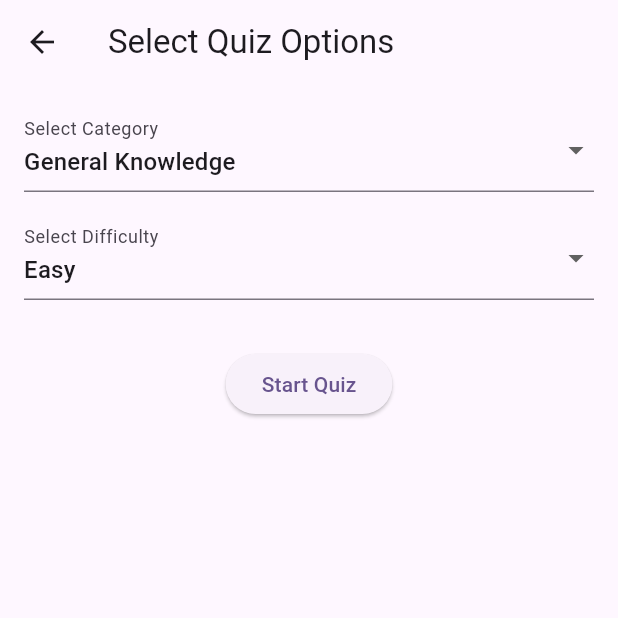
After one commit to charan4112/quiz_app, a Flutter app: the SelectionScreen screen opened directly, on a phone screen of 412 x 824 dp, the top half of it. The commit adds this screen. Run offline on Flutter 3.47's test engine with Material 3 defaults, Android fonts, the phone set to English and light mode, and no system bars; our stand-ins replace firebase_core; accounts and stored records are empty; network calls fail.

Commit message:
Add category/difficulty selection screen and update QuizScreen/API service for parameterized quiz

```diff
--- a/lib/screens/quiz_screen.dart
+++ b/lib/screens/quiz_screen.dart
@@ -1,9 +1,16 @@
+// lib/screens/quiz_screen.dart
+
 import 'dart:async';
 import 'package:flutter/material.dart';
 import '../models/question.dart';
 import '../services/api_service.dart';
 
 class QuizScreen extends StatefulWidget {
+  final String category;
+  final String difficulty;
+
+  const QuizScreen({Key? key, required this.category, required this.difficulty}) : super(key: key);
+
   @override
   _QuizScreenState createState() => _QuizScreenState();
 }
@@ -18,7 +25,7 @@ class _QuizScreenState extends State<QuizScreen> {
   String _feedbackText = "";
 
   Timer? _timer;
-  int _timeRemaining = 10; // seconds per question
+  int _timeRemaining = 10;
 
   @override
   void initState() {
@@ -34,7 +41,10 @@ class _QuizScreenState extends State<QuizScreen> {
 
   Future<void> _loadQuestions() async {
     try {
-      final questions = await ApiService.fetchQuestions();
+      final questions = await ApiService.fetchQuestions(
+        category: widget.category,
+        difficulty: widget.difficulty,
+      );
       setState(() {
         _questions = questions;
         _loading = false;
@@ -47,7 +57,6 @@ class _QuizScreenState extends State<QuizScreen> {
   }
 
   void _startTimer() {
-    // Reset timer for the current question
     _timeRemaining = 10;
     _timer?.cancel();
     _timer = Timer.periodic(Duration(seconds: 1), (timer) {
@@ -58,7 +67,6 @@ class _QuizScreenState extends State<QuizScreen> {
       } else {
         _timer?.cancel();
         if (!_answered) {
-          // If time is up and user hasn't answered, auto-show feedback.
           setState(() {
             _answered = true;
             _feedbackText = "Time's up! The correct answer is ${_questions[_currentQuestionIndex].correctAnswer}.";
@@ -73,7 +81,6 @@ class _QuizScreenState extends State<QuizScreen> {
     setState(() {
       _answered = true;
       _selectedAnswer = selectedAnswer;
-
       final correctAnswer = _questions[_currentQuestionIndex].correctAnswer;
       if (selectedAnswer == correctAnswer) {
         _score++;
@@ -127,7 +134,6 @@ class _QuizScreenState extends State<QuizScreen> {
       appBar: AppBar(
         title: Text('Quiz App'),
         actions: [
-          // Display timer countdown in the AppBar
           Padding(
             padding: const EdgeInsets.all(16.0),
             child: Center(child: Text("Time: $_timeRemaining")),
@@ -139,27 +145,16 @@ class _QuizScreenState extends State<QuizScreen> {
         child: Column(
           crossAxisAlignment: CrossAxisAlignment.stretch,
           children: [
-            Text(
-              'Question ${_currentQuestionIndex + 1}/${_questions.length}',
-              style: TextStyle(fontSize: 20),
-            ),
+            Text('Question ${_currentQuestionIndex + 1}/${_questions.length}', style: TextStyle(fontSize: 20)),
             SizedBox(height: 16),
-            Text(
-              question.question,
-              style: TextStyle(fontSize: 18),
-            ),
+            Text(question.question, style: TextStyle(fontSize: 18)),
             SizedBox(height: 16),
             ...question.options.map((option) => _buildOptionButton(option)),
             SizedBox(height: 20),
             if (_answered)
               Text(
                 _feedbackText,
-                style: TextStyle(
-                  fontSize: 16,
-                  color: _selectedAnswer == question.correctAnswer
-                      ? Colors.green
-                      : Colors.red,
-                ),
+                style: TextStyle(fontSize: 16, color: _selectedAnswer == question.correctAnswer ? Colors.green : Colors.red),
               ),
             if (_answered)
               ElevatedButton(
@@ -172,4 +167,3 @@ class _QuizScreenState extends State<QuizScreen> {
     );
   }
 }
-//sharu
--- /dev/null
+++ b/lib/screens/selection_screen.dart
@@ -0,0 +1,88 @@
+// lib/screens/selection_screen.dart
+
+import 'package:flutter/material.dart';
+import 'quiz_screen.dart';
+
+class SelectionScreen extends StatefulWidget {
+  @override
+  _SelectionScreenState createState() => _SelectionScreenState();
+}
+
+class _SelectionScreenState extends State<SelectionScreen> {
+  String selectedCategory = "9"; // Default category: General Knowledge
+  String selectedDifficulty = "easy"; // Default difficulty
+
+  final List<Map<String, String>> categories = [
+    {"id": "9", "name": "General Knowledge"},
+    {"id": "10", "name": "Entertainment: Books"},
+    {"id": "11", "name": "Entertainment: Film"},
+    // Add more categories as needed.
+  ];
+
+  final List<String> difficulties = ["easy", "medium", "hard"];
+
+  @override
+  Widget build(BuildContext context) {
+    return Scaffold(
+      appBar: AppBar(title: Text("Select Quiz Options")),
+      body: Padding(
+        padding: const EdgeInsets.all(16.0),
+        child: Column(
+          children: [
+            DropdownButtonFormField<String>(
+              decoration: InputDecoration(labelText: "Select Category"),
+              value: selectedCategory,
+              items: categories.map((cat) {
+                return DropdownMenuItem<String>(
+                  value: cat["id"],
+                  child: Text(cat["name"]!),
+                );
+              }).toList(),
+              onChanged: (value) {
+                if (value != null) {
+                  setState(() {
+                    selectedCategory = value;
+                  });
+                }
+              },
+            ),
+            SizedBox(height: 16),
+            DropdownButtonFormField<String>(
+              decoration: InputDecoration(labelText: "Select Difficulty"),
+              value: selectedDifficulty,
+              items: difficulties.map((difficulty) {
+                return DropdownMenuItem<String>(
+                  value: difficulty,
+                  child: Text(difficulty[0].toUpperCase() + difficulty.substring(1)),
+                );
+              }).toList(),
+              onChanged: (value) {
+                if (value != null) {
+                  setState(() {
+                    selectedDifficulty = value;
+                  });
+                }
+              },
+            ),
+            SizedBox(height: 32),
+            ElevatedButton(
+              onPressed: () {
+                // Navigate to the QuizScreen passing the selected options.
+                Navigator.push(
+                  context,
+                  MaterialPageRoute(
+                    builder: (context) => QuizScreen(
+                      category: selectedCategory,
+                      difficulty: selectedDifficulty,
+                    ),
+                  ),
+                );
+              },
+              child: Text("Start Quiz"),
+            ),
+          ],
+        ),
+      ),
+    );
+  }
+}
--- a/lib/services/api_service.dart
+++ b/lib/services/api_service.dart
@@ -1,14 +1,11 @@
-// lib/services/api_service.dart
-
 import 'dart:convert';
 import 'package:http/http.dart' as http;
 import '../models/question.dart';
 
 class ApiService {
-  static Future<List<Question>> fetchQuestions() async {
-    final response = await http.get(
-      Uri.parse("https://opentdb.com/api.php?amount=10&category=9&difficulty=easy&type=multiple"),
-    );
+  static Future<List<Question>> fetchQuestions({required String category, required String difficulty}) async {
+    final url = "https://opentdb.com/api.php?amount=10&category=$category&difficulty=$difficulty&type=multiple";
+    final response = await http.get(Uri.parse(url));
 
     if (response.statusCode == 200) {
       final data = json.decode(response.body);
```
